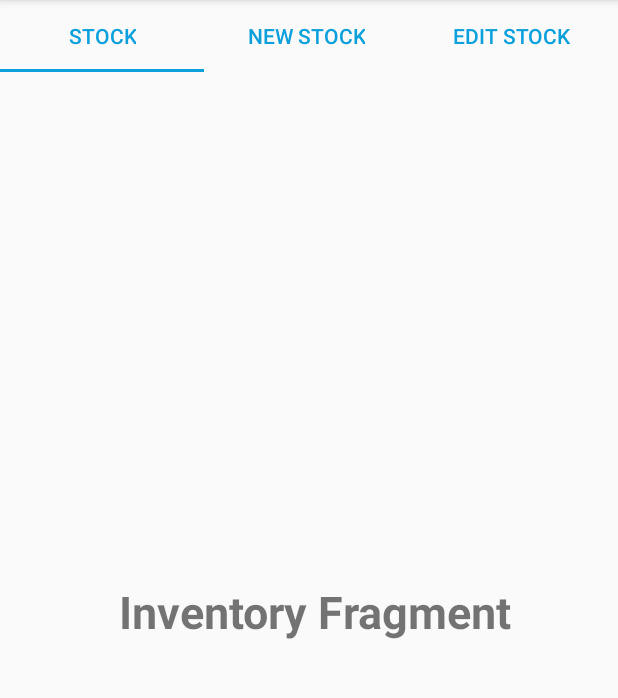
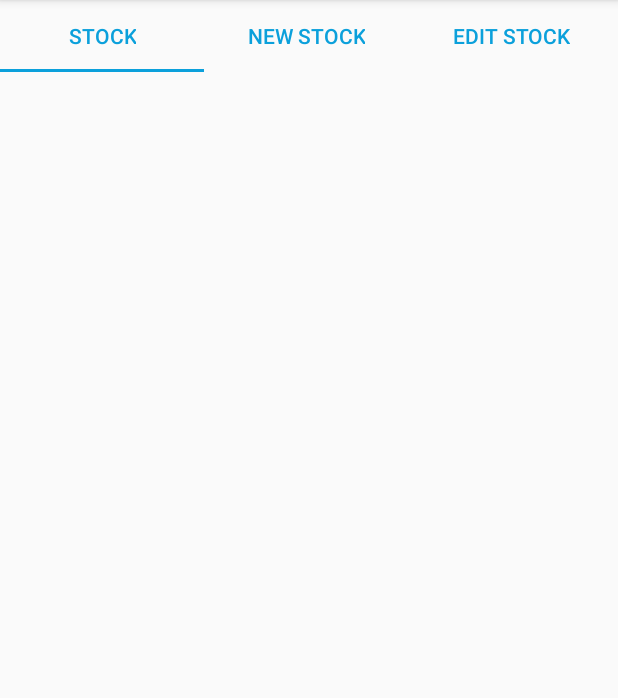
Before and after one commit to KavishkaPKP/MAD-Group-Project, an Android app: the StocksFragment screen opened directly, with no data from a screen before it, on a phone screen of 412 x 824 dp, the part 84-782 px from its top. Run offline under Robolectric (Android 15) with nearby library versions, the light colour scheme and no system bars.

Commit message:
start coding

```diff
--- a/app/src/main/res/layout/fragment_editstock.xml
+++ b/app/src/main/res/layout/fragment_editstock.xml
@@ -8,8 +8,8 @@
     <TextView
         android:layout_width="match_parent"
         android:layout_height="match_parent"
-        android:text="Edit Inventory Fragment"
-        android:textSize="30dp"
+        android:text="@string/edit_inventory_fragment"
+        android:textSize="30sp"
         android:textStyle="bold"
         android:textAlignment="center"
         android:gravity="center"/>
--- a/app/src/main/res/layout/fragment_stocks.xml
+++ b/app/src/main/res/layout/fragment_stocks.xml
@@ -1,17 +1,9 @@
 <?xml version="1.0" encoding="utf-8"?>
-<FrameLayout xmlns:android="http://schemas.android.com/apk/res/android"
+<ScrollView xmlns:android="http://schemas.android.com/apk/res/android"
     xmlns:tools="http://schemas.android.com/tools"
     android:layout_width="match_parent"
     android:layout_height="match_parent"
-    tools:context=".StocksFragment">
+    tools:context=".StocksFragment"
+    tools:ignore="SpeakableTextPresentCheck">
 
-    <TextView
-        android:layout_width="match_parent"
-        android:layout_height="match_parent"
-        android:text=" Inventory Fragment"
-        android:textSize="30dp"
-        android:textStyle="bold"
-        android:textAlignment="center"
-        android:gravity="center"/>
-
-</FrameLayout>
+</ScrollView>
--- a/app/src/main/res/values/strings.xml
+++ b/app/src/main/res/values/strings.xml
@@ -3,4 +3,6 @@
     <!-- TODO: Remove or change this placeholder text -->
     <string name="hello_blank_fragment">Hello blank fragment</string>
     <string name="new_inventory_fragment">New Inventory Fragment</string>
+    <string name="edit_inventory_fragment">Edit Inventory Fragment</string>
+    <string name="inventory_fragment">Inventory Fragment</string>
 </resources>
```
